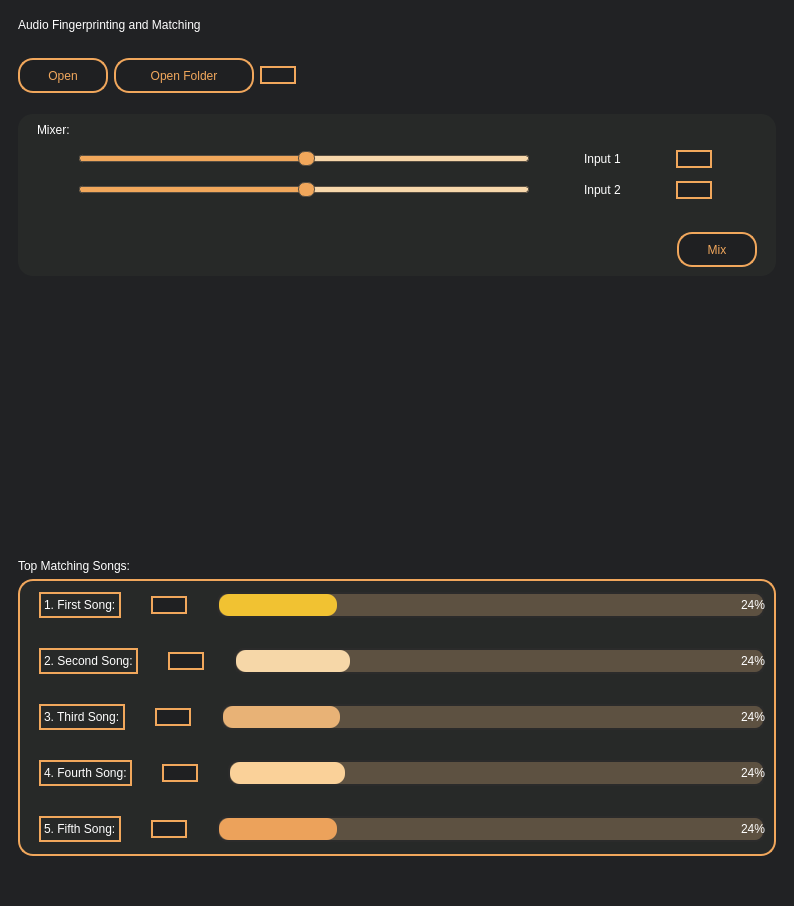
Qt form ui5.ui (hassnaa11/Audio-Finger-print) before a commit.
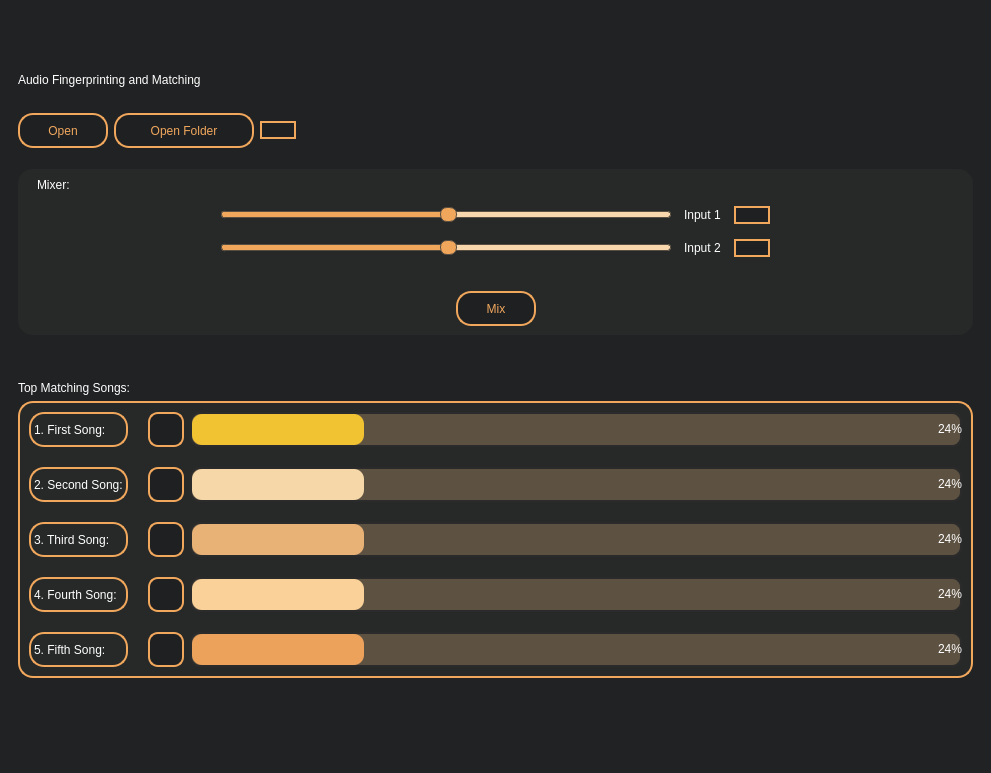
The same form after that commit. Icons and pictures are not drawn.

What changed in the file:
```diff
--- a/ui5.ui
+++ b/ui5.ui
@@ -6,8 +6,8 @@
    <rect>
     <x>0</x>
     <y>0</y>
-    <width>794</width>
-    <height>906</height>
+    <width>991</width>
+    <height>773</height>
    </rect>
   </property>
   <property name="windowTitle">
@@ -18,10 +18,10 @@
 </string>
   </property>
   <widget class="QWidget" name="centralwidget">
-   <layout class="QVBoxLayout" name="verticalLayout">
-    <item>
-     <layout class="QHBoxLayout" name="horizontalLayout">
-      <item>
+   <layout class="QGridLayout" name="gridLayout_5">
+    <item row="0" column="0">
+     <layout class="QGridLayout" name="gridLayout_6">
+      <item row="0" column="0">
        <widget class="QFrame" name="main_frame">
         <property name="sizePolicy">
          <sizepolicy hsizetype="Expanding" vsizetype="Expanding">
@@ -49,6 +49,12 @@
          <enum>QFrame::Raised</enum>
         </property>
         <layout class="QGridLayout" name="gridLayout_3">
+         <property name="topMargin">
+          <number>11</number>
+         </property>
+         <property name="bottomMargin">
+          <number>0</number>
+         </property>
          <item row="0" column="0">
           <layout class="QVBoxLayout" name="verticalLayout_2">
            <item>
@@ -262,6 +268,19 @@
                   </item>
                   <item>
                    <layout class="QHBoxLayout" name="horizontalLayout_6">
+                    <item>
+                     <spacer name="horizontalSpacer_6">
+                      <property name="orientation">
+                       <enum>Qt::Horizontal</enum>
+                      </property>
+                      <property name="sizeHint" stdset="0">
+                       <size>
+                        <width>40</width>
+                        <height>20</height>
+                       </size>
+                      </property>
+                     </spacer>
+                    </item>
                     <item>
                      <widget class="QSlider" name="input1_slider">
                       <property name="sizePolicy">
@@ -352,10 +371,36 @@
                       </property>
                      </widget>
                     </item>
+                    <item>
+                     <spacer name="horizontalSpacer">
+                      <property name="orientation">
+                       <enum>Qt::Horizontal</enum>
+                      </property>
+                      <property name="sizeHint" stdset="0">
+                       <size>
+                        <width>40</width>
+                        <height>20</height>
+                       </size>
+                      </property>
+                     </spacer>
+                    </item>
                    </layout>
                   </item>
                   <item>
                    <layout class="QHBoxLayout" name="horizontalLayout_7">
+                    <item>
+                     <spacer name="horizontalSpacer_7">
+                      <property name="orientation">
+                       <enum>Qt::Horizontal</enum>
+                      </property>
+                      <property name="sizeHint" stdset="0">
+                       <size>
+                        <width>40</width>
+                        <height>20</height>
+                       </size>
+                      </property>
+                     </spacer>
+                    </item>
                     <item>
                      <widget class="QSlider" name="input2_slider">
                       <property name="sizePolicy">
@@ -452,6 +497,19 @@
                       </property>
                      </widget>
                     </item>
+                    <item>
+                     <spacer name="horizontalSpacer_3">
+                      <property name="orientation">
+                       <enum>Qt::Horizontal</enum>
+                      </property>
+                      <property name="sizeHint" stdset="0">
+                       <size>
+                        <width>40</width>
+                        <height>20</height>
+                       </size>
+                      </property>
+                     </spacer>
+                    </item>
                    </layout>
                   </item>
                   <item>
@@ -510,6 +568,19 @@
                       </property>
                      </widget>
                     </item>
+                    <item>
+                     <spacer name="horizontalSpacer_4">
+                      <property name="orientation">
+                       <enum>Qt::Horizontal</enum>
+                      </property>
+                      <property name="sizeHint" stdset="0">
+                       <size>
+                        <width>40</width>
+                        <height>20</height>
+                       </size>
+                      </property>
+                     </spacer>
+                    </item>
                    </layout>
                   </item>
                  </layout>
@@ -523,12 +594,12 @@
                 <enum>Qt::Vertical</enum>
                </property>
                <property name="sizeType">
-                <enum>QSizePolicy::Expanding</enum>
+                <enum>QSizePolicy::Fixed</enum>
                </property>
                <property name="sizeHint" stdset="0">
                 <size>
                  <width>20</width>
-                 <height>50</height>
+                 <height>40</height>
                 </size>
                </property>
               </spacer>
@@ -553,7 +624,7 @@
              <item>
               <widget class="QFrame" name="table_frame">
                <property name="sizePolicy">
-                <sizepolicy hsizetype="Expanding" vsizetype="Expanding">
+                <sizepolicy hsizetype="Expanding" vsizetype="Fixed">
                  <horstretch>0</horstretch>
                  <verstretch>0</verstretch>
                 </sizepolicy>
@@ -580,25 +651,22 @@
                <property name="midLineWidth">
                 <number>6</number>
                </property>
-               <layout class="QGridLayout" name="gridLayout_5">
+               <layout class="QGridLayout" name="gridLayout_2">
                 <item row="0" column="0">
-                 <layout class="QVBoxLayout" name="verticalLayout_10">
+                 <layout class="QVBoxLayout" name="verticalLayout_11">
                   <property name="spacing">
-                   <number>30</number>
-                  </property>
-                  <property name="leftMargin">
-                   <number>10</number>
-                  </property>
-                  <property name="topMargin">
-                   <number>0</number>
-                  </property>
-                  <property name="bottomMargin">
-                   <number>0</number>
+                   <number>20</number>
                   </property>
                   <item>
-                   <layout class="QHBoxLayout" name="horizontalLayout_20">
+                   <layout class="QHBoxLayout" name="horizontalLayout_11">
                     <item>
                      <widget class="QLabel" name="first_song_label">
+                      <property name="minimumSize">
+                       <size>
+                        <width>0</width>
+                        <height>35</height>
+                       </size>
+                      </property>
                       <property name="styleSheet">
                        <string notr="true">Font: bold 10pt “Times New Roman”;
 color: rgb(255, 255, 255);</string>
@@ -616,6 +684,12 @@
                         <verstretch>0</verstretch>
                        </sizepolicy>
                       </property>
+                      <property name="minimumSize">
+                       <size>
+                        <width>35</width>
+                        <height>35</height>
+                       </size>
+                      </property>
                       <property name="styleSheet">
                        <string notr="true">border : 2px solid rgb(241, 167, 92); 
 background-color: rgb(31, 32, 34);
@@ -630,34 +704,18 @@
                       </property>
                      </widget>
                     </item>
-                    <item>
-                     <widget class="QProgressBar" name="first_progressBar">
-                      <property name="styleSheet">
-                       <string notr="true">QProgressBar {
- Border: 2px solid #2b2b2b; /* Border color */
- Border-radius: 10px; /* Rounded corners */
- Background-color: #5D5141; /* Background for the uncompleted portion */
- Color: white; /* Text color */
- Font: bold 12pt “Times New Roman”; /* Font and size */
- Text-align: right; /* Align text to the right */
- Padding-right: 50px; /* Move text further outside the bar */
-}
-QProgressBar::chunk {
- Background-color: #f1c232; /* Filled portion color */
- Border-radius: 10px; /* Rounded corners for the bar */
-}</string>
-                      </property>
-                      <property name="value">
-                       <number>24</number>
-                      </property>
-                     </widget>
-                    </item>
                    </layout>
                   </item>
                   <item>
                    <layout class="QHBoxLayout" name="horizontalLayout_21">
                     <item>
                      <widget class="QLabel" name="second_song_label">
+                      <property name="minimumSize">
+                       <size>
+                        <width>0</width>
+                        <height>35</height>
+                       </size>
+                      </property>
                       <property name="styleSheet">
                        <string notr="true">Font: bold 10pt “Times New Roman”;
 color: rgb(255, 255, 255);
@@ -676,6 +734,12 @@
                         <verstretch>0</verstretch>
                        </sizepolicy>
                       </property>
+                      <property name="minimumSize">
+                       <size>
+                        <width>35</width>
+                        <height>35</height>
+                       </size>
+                      </property>
                       <property name="styleSheet">
                        <string notr="true">border : 2px solid rgb(241, 167, 92); 
 background-color: rgb(31, 32, 34);
@@ -690,34 +754,18 @@
                       </property>
                      </widget>
                     </item>
-                    <item>
-                     <widget class="QProgressBar" name="second_progressBar">
-                      <property name="styleSheet">
-                       <string notr="true">QProgressBar {
- Border: 2px solid #2b2b2b; /* Border color */
- Border-radius: 10px; /* Rounded corners */
- Background-color: #5D5141; /* Background for the uncompleted portion */
- Color: white; /* Text color */
- Font: bold 12pt “Times New Roman”; /* Font and size */
- Text-align: right; /* Align text to the right */
- Padding-right: 50px; /* Move text further outside the bar */
-}
-QProgressBar::chunk {
- Background-color: #F6D7A8; /* Filled portion color */
- Border-radius: 10px; /* Rounded corners for the bar */
-}</string>
-                      </property>
-                      <property name="value">
-                       <number>24</number>
-                      </property>
-                     </widget>
-                    </item>
                    </layout>
                   </item>
                   <item>
                    <layout class="QHBoxLayout" name="horizontalLayout_22">
                     <item>
                      <widget class="QLabel" name="third_song_label">
+                      <property name="minimumSize">
+                       <size>
+                        <width>0</width>
+                        <height>35</height>
+                       </size>
+                      </property>
                       <property name="styleSheet">
                        <string notr="true">Font: bold 10pt “Times New Roman”;
 color: rgb(255, 255, 255);</string>
@@ -735,6 +783,12 @@
                         <verstretch>0</verstretch>
                        </sizepolicy>
                       </property>
+                      <property name="minimumSize">
+                       <size>
+                        <width>35</width>
+                        <height>35</height>
+                       </size>
+                      </property>
                       <property name="styleSheet">
                        <string notr="true">border : 2px solid rgb(241, 167, 92); 
 background-color: rgb(31, 32, 34);
@@ -749,34 +803,18 @@
                       </property>
                      </widget>
                     </item>
-                    <item>
-                     <widget class="QProgressBar" name="third_progressBar">
-                      <property name="styleSheet">
-                       <string notr="true">QProgressBar {
- Border: 2px solid #2b2b2b; /* Border color */
- Border-radius: 10px; /* Rounded corners */
- Background-color: #5D5141; /* Background for the uncompleted portion */
- Color: white; /* Text color */
- Font: bold 12pt “Times New Roman”; /* Font and size */
- Text-align: right; /* Align text to the right */
- Padding-right: 50px; /* Move text further outside the bar */
-}
-QProgressBar::chunk {
- Background-color: #E8B276; /* Filled portion color */
- Border-radius: 10px; /* Rounded corners for the bar */
-}</string>
-                      </property>
-                      <property name="value">
-                       <number>24</number>
-                      </property>
-                     </widget>
-                    </item>
                    </layout>
                   </item>
                   <item>
                    <layout class="QHBoxLayout" name="horizontalLayout_23">
                     <item>
                      <widget class="QLabel" name="fourth_song_label">
+                      <property name="minimumSize">
+                       <size>
+                        <width>0</width>
+                        <height>35</height>
+                       </size>
+                      </property>
                       <property name="styleSheet">
                        <string notr="true">Font: bold 10pt “Times New Roman”;
 color: rgb(255, 255, 255);</string>
@@ -794,6 +832,12 @@
                         <verstretch>0</verstretch>
                        </sizepolicy>
                       </property>
+                      <property name="minimumSize">
+                       <size>
+                        <width>35</width>
+                        <height>35</height>
+                       </size>
+                      </property>
                       <property name="styleSheet">
                        <string notr="true">border : 2px solid rgb(241, 167, 92); 
 background-color: rgb(31, 32, 34);
@@ -808,34 +852,18 @@
                       </property>
                      </widget>
                     </item>
-                    <item>
-                     <widget class="QProgressBar" name="fourth_progressBar">
-                      <property name="styleSheet">
-                       <string notr="true">QProgressBar {
- Border: 2px solid #2b2b2b; /* Border color */
- Border-radius: 10px; /* Rounded corners */
- Background-color: #5D5141; /* Background for the uncompleted portion */
- Color: white; /* Text color */
- Font: bold 12pt “Times New Roman”; /* Font and size */
- Text-align: right; /* Align text to the right */
- Padding-right: 50px; /* Move text further outside the bar */
-}
-QProgressBar::chunk {
- Background-color: #FAD199; /* Filled portion color */
- Border-radius: 10px; /* Rounded corners for the bar */
-}</string>
-                      </property>
-                      <property name="value">
-                       <number>24</number>
-                      </property>
-                     </widget>
-                    </item>
                    </layout>
                   </item>
                   <item>
                    <layout class="QHBoxLayout" name="horizontalLayout_24">
                     <item>
                      <widget class="QLabel" name="fifth_song_label">
+                      <property name="minimumSize">
+                       <size>
+                        <width>0</width>
+                        <height>35</height>
+                       </size>
+                      </property>
                       <property name="styleSheet">
                        <string notr="true">Font: bold 10pt “Times New Roman”;
 color: rgb(255, 255, 255);</string>
@@ -853,6 +881,12 @@
                         <verstretch>0</verstretch>
                        </sizepolicy>
                       </property>
+                      <property name="minimumSize">
+                       <size>
+                        <width>35</width>
+                        <height>35</height>
+                       </size>
+                      </property>
                       <property name="styleSheet">
                        <string notr="true">border : 2px solid rgb(241, 167, 92); 
 background-color: rgb(31, 32, 34);
@@ -867,10 +901,137 @@
                       </property>
                      </widget>
                     </item>
-                    <item>
-                     <widget class="QProgressBar" name="fifth_progressBar">
-                      <property name="styleSheet">
-                       <string notr="true">QProgressBar {
+                   </layout>
+                  </item>
+                 </layout>
+                </item>
+                <item row="0" column="1">
+                 <layout class="QVBoxLayout" name="verticalLayout_10">
+                  <property name="spacing">
+                   <number>20</number>
+                  </property>
+                  <item>
+                   <widget class="QProgressBar" name="first_progressBar">
+                    <property name="minimumSize">
+                     <size>
+                      <width>0</width>
+                      <height>35</height>
+                     </size>
+                    </property>
+                    <property name="styleSheet">
+                     <string notr="true">QProgressBar {
+ Border: 2px solid #2b2b2b; /* Border color */
+ Border-radius: 10px; /* Rounded corners */
+ Background-color: #5D5141; /* Background for the uncompleted portion */
+ Color: white; /* Text color */
+ Font: bold 12pt “Times New Roman”; /* Font and size */
+ Text-align: right; /* Align text to the right */
+ Padding-right: 50px; /* Move text further outside the bar */
+}
+QProgressBar::chunk {
+ Background-color: #f1c232; /* Filled portion color */
+ Border-radius: 10px; /* Rounded corners for the bar */
+}</string>
+                    </property>
+                    <property name="value">
+                     <number>24</number>
+                    </property>
+                   </widget>
+                  </item>
+                  <item>
+                   <widget class="QProgressBar" name="second_progressBar">
+                    <property name="minimumSize">
+                     <size>
+                      <width>0</width>
+                      <height>35</height>
+                     </size>
+                    </property>
+                    <property name="styleSheet">
+                     <string notr="true">QProgressBar {
+ Border: 2px solid #2b2b2b; /* Border color */
+ Border-radius: 10px; /* Rounded corners */
+ Background-color: #5D5141; /* Background for the uncompleted portion */
+ Color: white; /* Text color */
+ Font: bold 12pt “Times New Roman”; /* Font and size */
+ Text-align: right; /* Align text to the right */
+ Padding-right: 50px; /* Move text further outside the bar */
+}
+QProgressBar::chunk {
+ Background-color: #F6D7A8; /* Filled portion color */
+ Border-radius: 10px; /* Rounded corners for the bar */
+}</string>
+                    </property>
+                    <property name="value">
+                     <number>24</number>
+                    </property>
+                   </widget>
+                  </item>
+                  <item>
+                   <widget class="QProgressBar" name="third_progressBar">
+                    <property name="minimumSize">
+                     <size>
+                      <width>0</width>
+                      <height>35</height>
+                     </size>
+                    </property>
+                    <property name="styleSheet">
+                     <string notr="true">QProgressBar {
+ Border: 2px solid #2b2b2b; /* Border color */
+ Border-radius: 10px; /* Rounded corners */
+ Background-color: #5D5141; /* Background for the uncompleted portion */
+ Color: white; /* Text color */
+ Font: bold 12pt “Times New Roman”; /* Font and size */
+ Text-align: right; /* Align text to the right */
+ Padding-right: 50px; /* Move text further outside the bar */
+}
+QProgressBar::chunk {
+ Background-color: #E8B276; /* Filled portion color */
+ Border-radius: 10px; /* Rounded corners for the bar */
+}</string>
+                    </property>
+                    <property name="value">
+                     <number>24</number>
+                    </property>
+                   </widget>
+                  </item>
+                  <item>
+                   <widget class="QProgressBar" name="fourth_progressBar">
+                    <property name="minimumSize">
+                     <size>
+                      <width>0</width>
+                      <height>35</height>
+                     </size>
+                    </property>
+                    <property name="styleSheet">
+                     <string notr="true">QProgressBar {
+ Border: 2px solid #2b2b2b; /* Border color */
+ Border-radius: 10px; /* Rounded corners */
+ Background-color: #5D5141; /* Background for the uncompleted portion */
+ Color: white; /* Text color */
+ Font: bold 12pt “Times New Roman”; /* Font and size */
+ Text-align: right; /* Align text to the right */
+ Padding-right: 50px; /* Move text further outside the bar */
+}
+QProgressBar::chunk {
+ Background-color: #FAD199; /* Filled portion color */
+ Border-radius: 10px; /* Rounded corners for the bar */
+}</string>
+                    </property>
+                    <property name="value">
+                     <number>24</number>
+                    </property>
+                   </widget>
+                  </item>
+                  <item>
+                   <widget class="QProgressBar" name="fifth_progressBar">
+                    <property name="minimumSize">
+                     <size>
+                      <width>0</width>
+                      <height>35</height>
+                     </size>
+                    </property>
+                    <property name="styleSheet">
+                     <string notr="true">QProgressBar {
  Border: 2px solid #2b2b2b; /* Border color */
  Border-radius: 10px; /* Rounded corners */
  Background-color: #5D5141; /* Background for the uncompleted portion */
@@ -883,13 +1044,11 @@
  Background-color: #ECA25B; /* Filled portion color */
  Border-radius: 10px; /* Rounded corners for the bar */
 }</string>
-                      </property>
-                      <property name="value">
-                       <number>24</number>
-                      </property>
-                     </widget>
-                    </item>
-                   </layout>
+                    </property>
+                    <property name="value">
+                     <number>24</number>
+                    </property>
+                   </widget>
                   </item>
                  </layout>
                 </item>
```
Left out of the diff: 10 changed lines with no effect on the pictures.
